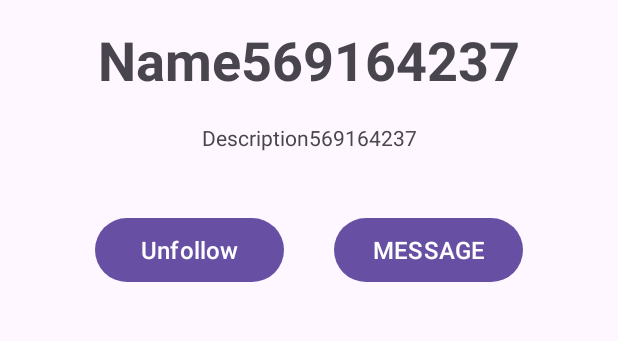
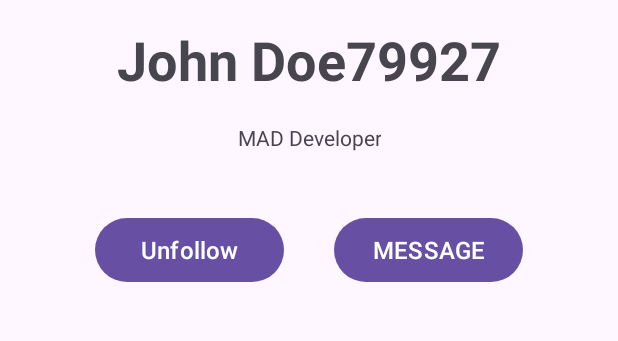
Before and after one commit to MAD11877/ay2024-mad-prac-4-recyclerviews-Vincenttttzzzz, an Android app: the ListActivity screen opened directly, with no data from a screen before it, after a tap on "View", on a phone screen of 412 x 824 dp, the part 386-727 px from its top. Run offline under Robolectric (Android 15) with nearby library versions, the phone set to English and light mode, and no system bars; 1 other tap on this screen came first.

Commit message:
Edited User class and Modified MainActivity

```diff
--- a/app/src/main/java/sg/edu/np/mad/madpractical4/ListActivity.java
+++ b/app/src/main/java/sg/edu/np/mad/madpractical4/ListActivity.java
@@ -35,9 +35,9 @@ public class ListActivity extends AppCompatActivity {
             boolean followed = new Random().nextBoolean();
 
             User user = new User("John Doe", "MAD Developer", 1, false);
-            user.setName("Name"+String.valueOf(name));
-            user.setDescription("Description"+String.valueOf(description));
-            user.setFollowed(followed);
+            user.name = "Name"+String.valueOf(name);
+            user.description = "Description"+String.valueOf(description);
+            user.followed = followed;
             myUser_List.add(user);
         }
 
--- a/app/src/main/java/sg/edu/np/mad/madpractical4/MainActivity.java
+++ b/app/src/main/java/sg/edu/np/mad/madpractical4/MainActivity.java
@@ -28,12 +28,8 @@ public class MainActivity extends AppCompatActivity {
             return insets;
         });
 
-        String name = getIntent().getStringExtra("keyName");
-        String desc = getIntent().getStringExtra("keyDesc");
-        Boolean foll = getIntent().getBooleanExtra("keyFoll", false);
 
         User user = new User("John Doe", "MAD Developer", 1, false);
-
 
         TextView tvName = findViewById(R.id.tvName);
         TextView tvDescription = findViewById(R.id.tvDescription);
@@ -42,14 +38,21 @@ public class MainActivity extends AppCompatActivity {
 
         int num = new Random().nextInt(99999);
 
-//        tvName.setText(user.name + " " + num);
-//        tvDescription.setText(user.description);
 
-        tvName.setText(name);
-        tvDescription.setText(desc);
-        if (foll == true){
-            btnFollow.setText("Unfollow");
+        Intent intent = getIntent();
+        if (intent != null) {
+            String name = getIntent().getStringExtra("keyName");
+            String desc = getIntent().getStringExtra("keyDesc");
+            Boolean foll = getIntent().getBooleanExtra("keyFoll", false);
+            tvName.setText(name);
+            tvDescription.setText(desc);
+            if (foll){
+                btnFollow.setText("Unfollow");
+            }
         }
+
+        tvName.setText(user.name+num);
+        tvDescription.setText(user.description);
 
         Intent listActivity = new Intent(this, ListActivity.class);
 
--- a/app/src/main/java/sg/edu/np/mad/madpractical4/User.java
+++ b/app/src/main/java/sg/edu/np/mad/madpractical4/User.java
@@ -5,17 +5,11 @@ public class User {
     public String description;
     public int id;
     public boolean followed;
-    public void setName(String username) { this.name = username; }
-    public void setDescription(String description) { this.description = description; }
-    public void setId(int id) { this.id = id;}
-    public void setFollowed(boolean followed) {this.followed = followed;}
-    public String getName() {return name;}
-    public String getDescription() {return description;}
-    public boolean getFollowed() {return followed;}
+
     public User(String name, String description, int id, boolean followed) {
         this.name = name;
-        //this.description = description;
-        //this.id = id;
-        //this.followed = followed;
+        this.description = description;
+        this.id = id;
+        this.followed = followed;
     }
 }
--- a/app/src/main/java/sg/edu/np/mad/madpractical4/UserAdapter.java
+++ b/app/src/main/java/sg/edu/np/mad/madpractical4/UserAdapter.java
@@ -39,9 +39,9 @@ public class UserAdapter extends RecyclerView.Adapter<UserViewHolder> {
         User list_items = list_objects.get(position);
         holder.bigImage.setVisibility(View.GONE);
         //Set username to the view holder based on custom_activity_list.xml
-        holder.name.setText(list_items.getName());
+        holder.name.setText(list_items.name);
         //Set description to the view holder based on custom_activity_list.xml
-        holder.description.setText(list_items.getDescription());
+        holder.description.setText(list_items.description);
         //Configure setOnClickListener() for the small image on the view holder based on custom_activity_list.xml
         holder.smallImage.setOnClickListener(new View.OnClickListener() {
             @Override
```
